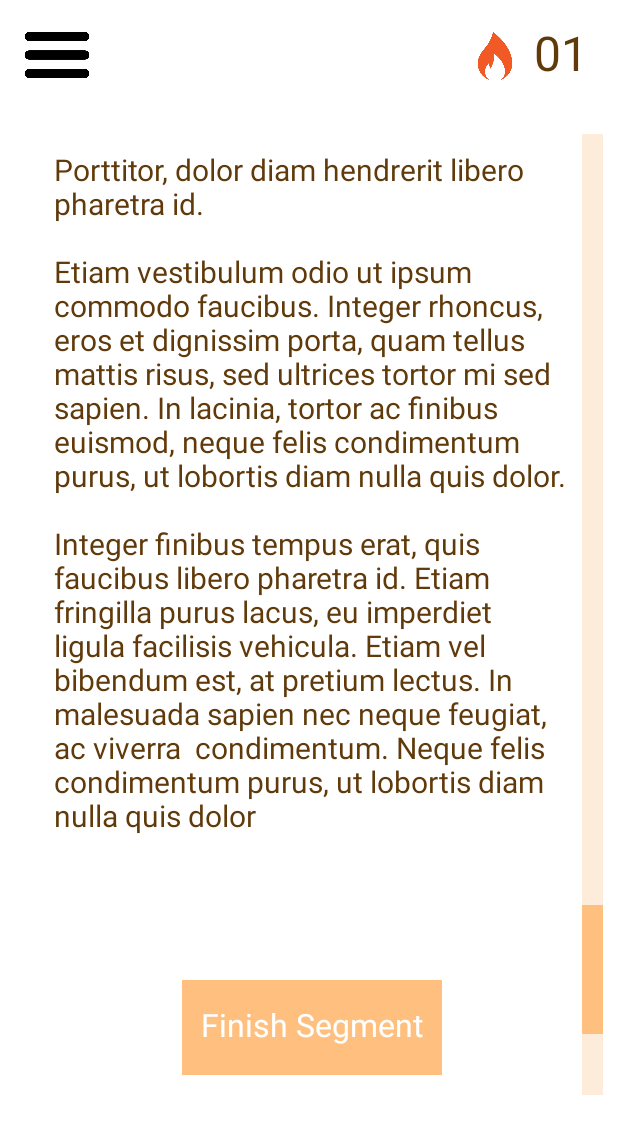
After one commit to conorbrooke77/habit-building-reading-app, an Android app: the layout activity_segmented_text_viewer.xml on its own in the app's theme, with its tools: preview values and no code run, on a phone screen of 412 x 824 dp. The commit adds this screen. Shown: the top 1134 px of the screen. Run offline under Robolectric (Android 15) with nearby library versions, the phone set to English and light mode, and no system bars.

Commit message:
Text Viewer functionality added. Functionality to grab Segmented Text from Firebase

```diff
--- a/app/build.gradle.kts
+++ b/app/build.gradle.kts
@@ -49,6 +49,7 @@ dependencies {
     implementation("com.google.firebase:firebase-common-ktx:20.4.2")
     implementation("com.google.firebase:firebase-storage:20.3.0")
     implementation("com.google.firebase:firebase-auth:22.3.1")
+    implementation("com.google.firebase:firebase-database-ktx:20.3.0")
     testImplementation("junit:junit:4.13.2")
     androidTestImplementation("androidx.test.ext:junit:1.1.5")
     androidTestImplementation("androidx.test.espresso:espresso-core:3.5.1")
--- a/app/src/main/AndroidManifest.xml
+++ b/app/src/main/AndroidManifest.xml
@@ -19,6 +19,9 @@
         <activity
             android:name=".SettingsActivity"
             android:exported="false" />
+        <activity android:name=".Segmentation.SegmentedTextViewerActivity"
+            android:exported="false" />
+
 
         <!-- Set PdfUploadActivity as the launcher activity -->
         <activity android:name=".PdfUploadActivity"
--- a/app/src/main/java/com/example/bookbyte/PdfUploadActivity.kt
+++ b/app/src/main/java/com/example/bookbyte/PdfUploadActivity.kt
@@ -14,6 +14,7 @@ import androidx.activity.result.contract.ActivityResultContracts
 import androidx.appcompat.widget.AppCompatButton
 import androidx.core.app.ActivityCompat
 import androidx.core.content.ContextCompat
+import com.example.bookbyte.Segmentation.SegmentedTextViewerActivity
 import com.google.firebase.Firebase
 import com.google.firebase.storage.storage
 
@@ -81,6 +82,9 @@ class PdfUploadActivity : AppCompatActivity() {
             DEBUG.consoleMessage("Upload Successful")
             progressBar.visibility = View.GONE // Hide the progress bar on failure
 
+            val intent = Intent(this, SegmentedTextViewerActivity::class.java)
+            startActivity(intent)
+
         }.addOnFailureListener {
             DEBUG.consoleMessage("Upload Failed")
             progressBar.visibility = View.GONE // Hide the progress bar on failure
--- /dev/null
+++ b/app/src/main/java/com/example/bookbyte/Segmentation/SegmentedTextViewerActivity.kt
@@ -0,0 +1,49 @@
+package com.example.bookbyte.Segmentation
+
+import android.os.Bundle
+import android.widget.TextView
+import androidx.appcompat.app.AppCompatActivity
+import com.example.bookbyte.DEBUG
+import com.example.bookbyte.R
+import com.google.firebase.database.DataSnapshot
+import com.google.firebase.database.DatabaseError
+import com.google.firebase.database.DatabaseReference
+import com.google.firebase.database.FirebaseDatabase
+import com.google.firebase.database.ValueEventListener
+
+class SegmentedTextViewerActivity(private val segmentWordSize: Int): AppCompatActivity() {
+
+    private lateinit var databaseRef: DatabaseReference
+    private lateinit var segmentedData: String
+
+    override fun onCreate(savedInstanceState: Bundle?) {
+        super.onCreate(savedInstanceState)
+        setContentView(R.layout.activity_segmented_text_viewer)
+
+        // Initialize the database reference
+        databaseRef = FirebaseDatabase.getInstance().getReference("/segmentedText")
+
+        // Attach a listener to read the data
+        databaseRef.addValueEventListener(object : ValueEventListener {
+            override fun onDataChange(dataSnapshot: DataSnapshot) {
+                // This method is called once with the initial value and whenever data changes
+                DEBUG.consoleMessage("Database Data Change Made")
+                segmentedData = dataSnapshot.getValue(String::class.java).toString()
+            }
+
+            override fun onCancelled(error: DatabaseError) {
+                DEBUG.consoleMessage("Database Failed To Read Content")
+
+            }
+        })
+    }
+
+
+
+    private fun updateUI(segmentedData: String?) {
+        // Update your UI with the segmented data
+        val textView: TextView = findViewById(R.id.segmentedTextView)
+        textView.text = segmentedData ?: "No data available"
+    }
+
+}
--- /dev/null
+++ b/app/src/main/res/layout/activity_segmented_text_viewer.xml
@@ -0,0 +1,104 @@
+<?xml version="1.0" encoding="utf-8"?>
+
+<FrameLayout
+    xmlns:android="http://schemas.android.com/apk/res/android"
+    android:id="@+id/container_frame"
+    android:layout_width="match_parent"
+    android:layout_height="730dp">
+
+    <TextView
+        android:id="@+id/segmentedTextView"
+        android:layout_width="343dp"
+        android:layout_height="522dp"
+        android:layout_marginLeft="36dp"
+        android:layout_marginTop="102dp"
+        android:layout_gravity="top|left"
+        android:gravity="left|top"
+        android:includeFontPadding="false"
+        android:lineHeight="23dp"
+        android:text="Porttitor, dolor diam hendrerit libero pharetra id.\n\nEtiam vestibulum odio ut ipsum commodo faucibus. Integer rhoncus, eros et dignissim porta, quam tellus mattis risus, sed ultrices tortor mi sed sapien. In lacinia, tortor ac finibus euismod, neque felis condimentum purus, ut lobortis diam nulla quis dolor. \n\nInteger finibus tempus erat, quis faucibus libero pharetra id. Etiam fringilla purus lacus, eu imperdiet ligula facilisis vehicula. Etiam vel bibendum est, at pretium lectus. In malesuada sapien nec neque feugiat, ac viverra  condimentum. Neque felis condimentum purus, ut lobortis diam nulla quis dolor"
+        android:textColor="#FF603A0A"
+        android:textSize="20dp" />
+
+    <TextView
+        android:id="@+id/text"
+        android:layout_width="wrap_content"
+        android:layout_height="40dp"
+        android:layout_marginLeft="356dp"
+        android:layout_marginTop="16.5dp"
+        android:layout_marginBottom="-1.5dp"
+        android:layout_gravity="top|left"
+        android:gravity="left|center_vertical"
+        android:includeFontPadding="false"
+        android:maxLines="1"
+        android:singleLine="true"
+        android:text="01"
+        android:textColor="#FF603A0A"
+        android:textSize="32dp" />
+
+    <ImageView
+        android:id="@+id/image_output_onlinepngtools"
+        android:layout_width="49dp"
+        android:layout_height="50dp"
+        android:layout_marginLeft="13dp"
+        android:layout_marginTop="11dp"
+        android:layout_gravity="top|left"
+        android:scaleType="centerInside"
+        android:src="@drawable/hamburger_btn" />
+
+    <ImageView
+        android:id="@+id/image_streak_removebg_preview"
+        android:layout_width="68dp"
+        android:layout_height="48dp"
+        android:layout_marginLeft="296dp"
+        android:layout_marginTop="13dp"
+        android:layout_gravity="top|left"
+        android:scaleType="centerInside"
+        android:src="@drawable/streak_icon" />
+
+    <ImageView
+        android:id="@+id/image_rectangle1"
+        android:layout_width="14dp"
+        android:layout_height="647dp"
+        android:layout_marginLeft="388dp"
+        android:layout_marginTop="89dp"
+        android:layout_gravity="top|left"
+        android:background="#FFFEECDA"
+        android:scaleType="centerInside" />
+
+    <ImageView
+        android:id="@+id/image_rectangle2"
+        android:layout_width="14dp"
+        android:layout_height="86dp"
+        android:layout_marginLeft="388dp"
+        android:layout_marginTop="603dp"
+        android:layout_gravity="top|left"
+        android:background="#FFFFC07F"
+        android:scaleType="centerInside" />
+
+    <ImageView
+        android:id="@+id/image_rectangle3"
+        android:layout_width="173dp"
+        android:layout_height="63dp"
+        android:layout_marginLeft="121dp"
+        android:layout_marginTop="653dp"
+        android:layout_gravity="top|left"
+        android:background="#FFFFC07F"
+        android:scaleType="centerInside" />
+
+    <TextView
+        android:id="@+id/text_finish_segment"
+        android:layout_width="wrap_content"
+        android:layout_height="wrap_content"
+        android:layout_gravity="top|left"
+        android:layout_marginLeft="134dp"
+        android:layout_marginTop="671dp"
+        android:layout_marginBottom="-1dp"
+        android:gravity="left|center_vertical"
+        android:includeFontPadding="false"
+        android:maxLines="1"
+        android:singleLine="true"
+        android:text="Finish Segment"
+        android:textColor="#FFFFFFFF"
+        android:textSize="21dp" />
+</FrameLayout>
```
Also changed, not shown: app/src/main/res/drawable/streak_icon.png (added), 1 other file.
